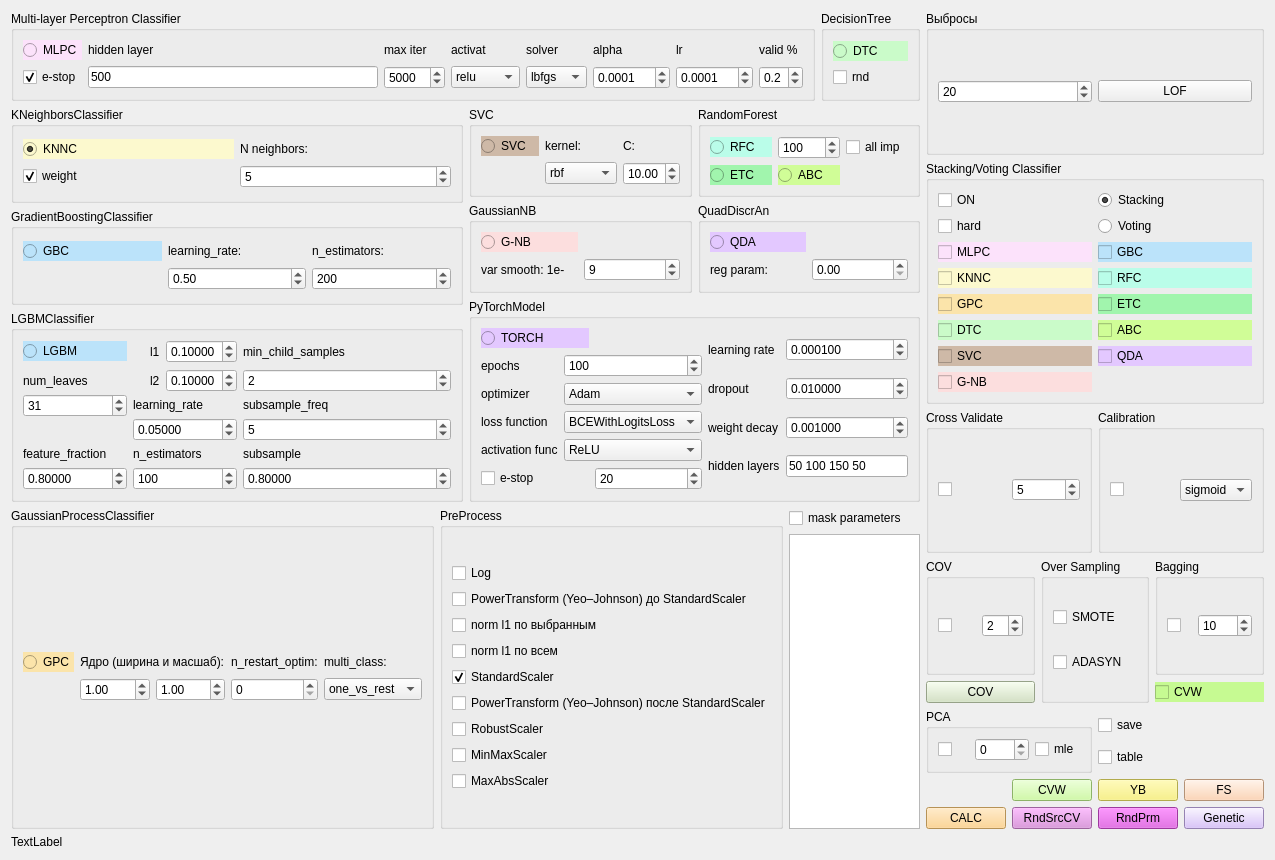
First picture: the form in qt/classifier_form.ui, repository idergunoff/geovel_1.0, before the edit.
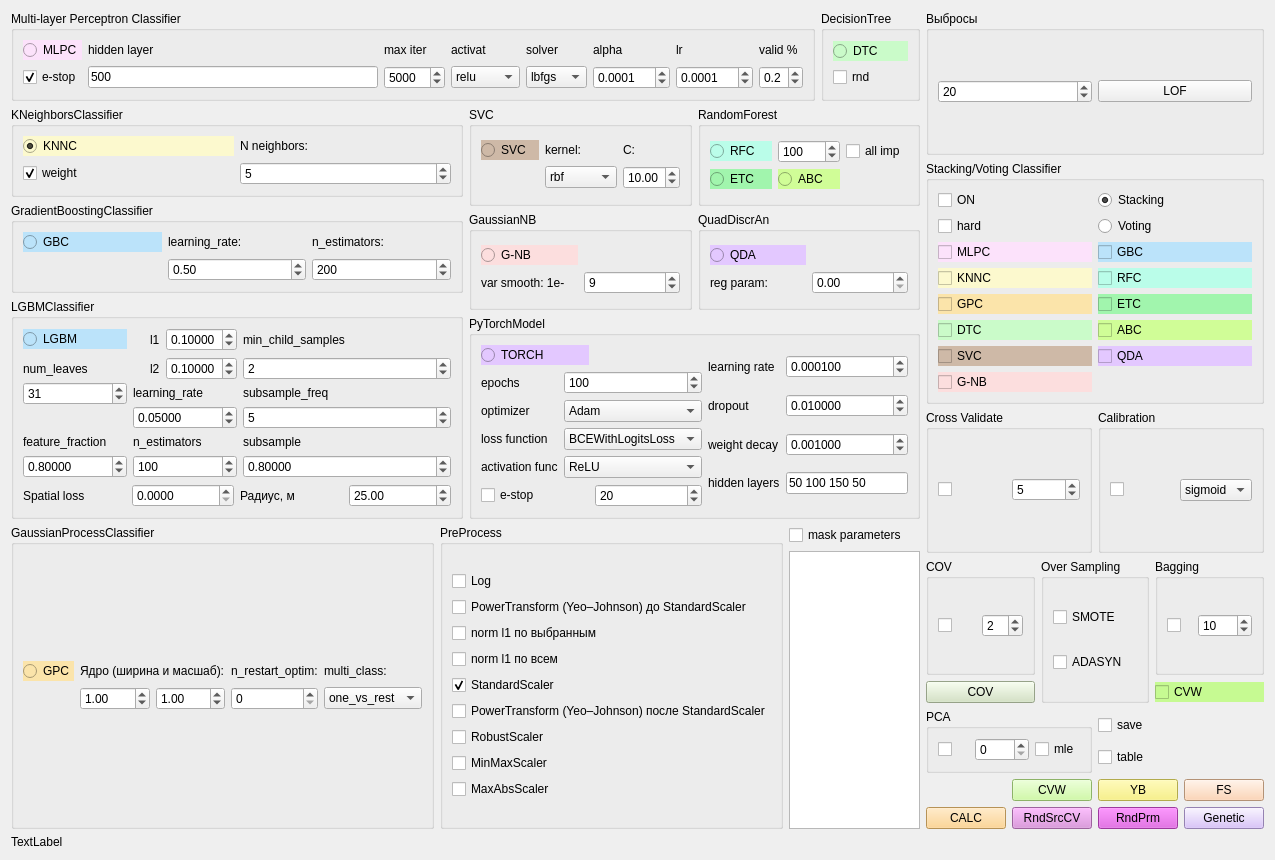
Second picture: the form after the edit.

Commit message: Add spatial loss to LightGBM training

Patch:
```diff
--- a/qt/classifier_form.ui
+++ b/qt/classifier_form.ui
@@ -1006,6 +1006,62 @@
                 </item>
                </layout>
               </item>
+              <item row="1" column="0">
+               <layout class="QHBoxLayout" name="horizontalLayout_lgbm_spatial">
+                <item>
+                 <widget class="QLabel" name="label_lgbm_spatial_loss">
+                  <property name="text">
+                   <string>Spatial loss</string>
+                  </property>
+                  <property name="buddy">
+                   <cstring>doubleSpinBox_lgbm_spatial_loss</cstring>
+                  </property>
+                 </widget>
+                </item>
+                <item>
+                 <widget class="QDoubleSpinBox" name="doubleSpinBox_lgbm_spatial_loss">
+                  <property name="toolTip">
+                   <string>Вес штрафа за различие оценок классов у соседних точек. 0 — выключено. Для отдельной модели LGBM без калибровки.</string>
+                  </property>
+                  <property name="decimals">
+                   <number>4</number>
+                  </property>
+                  <property name="maximum">
+                   <double>100.000000000000000</double>
+                  </property>
+                  <property name="singleStep">
+                   <double>0.100000000000000</double>
+                  </property>
+                 </widget>
+                </item>
+                <item>
+                 <widget class="QLabel" name="label_lgbm_spatial_radius">
+                  <property name="text">
+                   <string>Радиус, м</string>
+                  </property>
+                  <property name="buddy">
+                   <cstring>doubleSpinBox_lgbm_spatial_radius</cstring>
+                  </property>
+                 </widget>
+                </item>
+                <item>
+                 <widget class="QDoubleSpinBox" name="doubleSpinBox_lgbm_spatial_radius">
+                  <property name="toolTip">
+                   <string>Для каждого измерения ищутся до восьми соседей в пределах радиуса. Штраф уменьшается с расстоянием.</string>
+                  </property>
+                  <property name="minimum">
+                   <double>0.010000000000000</double>
+                  </property>
+                  <property name="maximum">
+                   <double>1000000.000000000000000</double>
+                  </property>
+                  <property name="value">
+                   <double>25.000000000000000</double>
+                  </property>
+                 </widget>
+                </item>
+               </layout>
+              </item>
              </layout>
             </widget>
            </item>
```
The commit also changes 15 other files.
